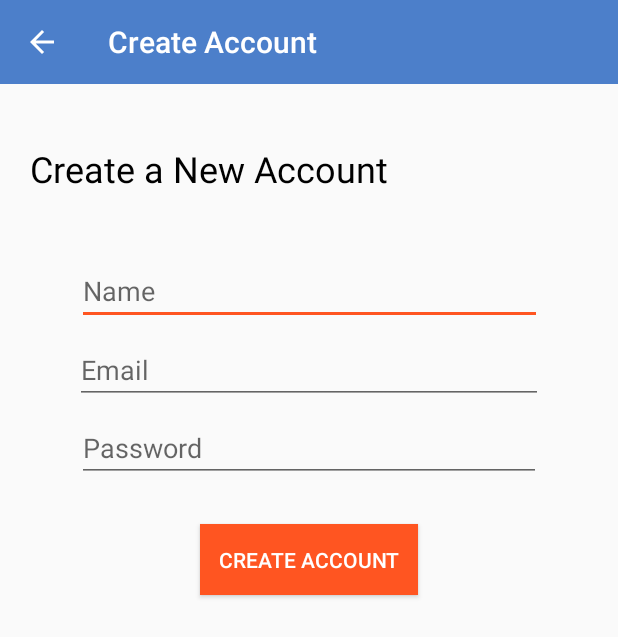
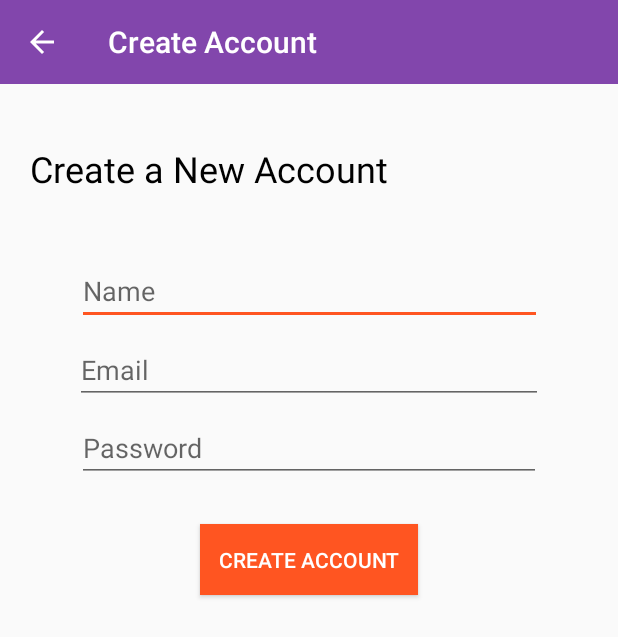
Before and after one commit to michalmajewskii/myAndroidChat, an Android app: the screen it shows after launch (RegisterActivity), after a tap on "NEED A NEW ACCOUNT ?", on a phone screen of 412 x 824 dp. Shown: the top 637 px of the screen. Run offline under Robolectric (Android 15) with nearby library versions, the phone set to English and light mode, and no system bars; our stand-ins replace CircleImageView, Firebase (no records; nobody signed in at launch, a user with empty details on screens opened directly), Picasso; pictures from the network do not load; 2 statements that could not run were skipped.

Commit message:
change colors

```diff
--- a/app/src/main/res/values/colors.xml
+++ b/app/src/main/res/values/colors.xml
@@ -1,6 +1,6 @@
 <?xml version="1.0" encoding="utf-8"?>
 <resources>
-    <color name="colorPrimary">#4C7FCA</color>
-    <color name="colorPrimaryDark">#2362BC</color>
+    <color name="colorPrimary">#8246AC</color>
+    <color name="colorPrimaryDark">#602DBA</color>
     <color name="colorAccent">#ff5521</color>
 </resources>
```
